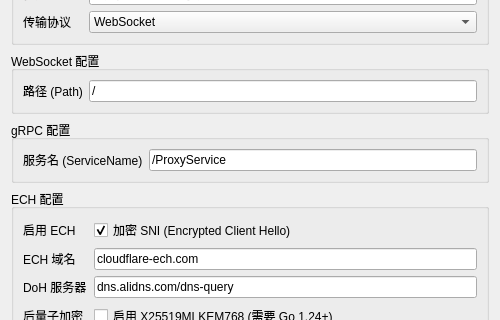
H1d3r/ech-workers-ewp, file ech-workers-gui/ui/EditNodeDialog.ui: the form before one commit; both pictures show x 0 to 500 and y 170 to 490 of the 500 by 717 pixel window.
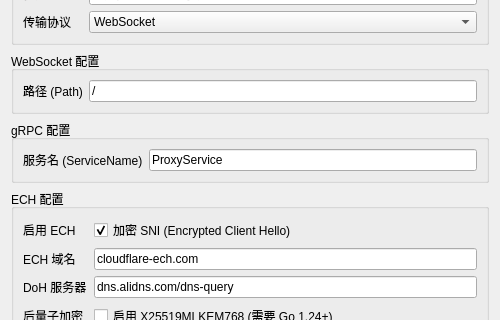
The form after the commit.

Commit message: Fix: Remove prefix slash from gRPC service name

The edit to the form file:
```diff
--- a/ech-workers-gui/ui/EditNodeDialog.ui
+++ b/ech-workers-gui/ui/EditNodeDialog.ui
@@ -170,7 +170,7 @@
       <item row="0" column="1">
        <widget class="QLineEdit" name="editGrpcService">
         <property name="text">
-         <string>/ProxyService</string>
+         <string>ProxyService</string>
         </property>
         <property name="placeholderText">
          <string>与服务端 GRPC_SERVICE 环境变量对应</string>
```
The commit also changes 3 other files.
